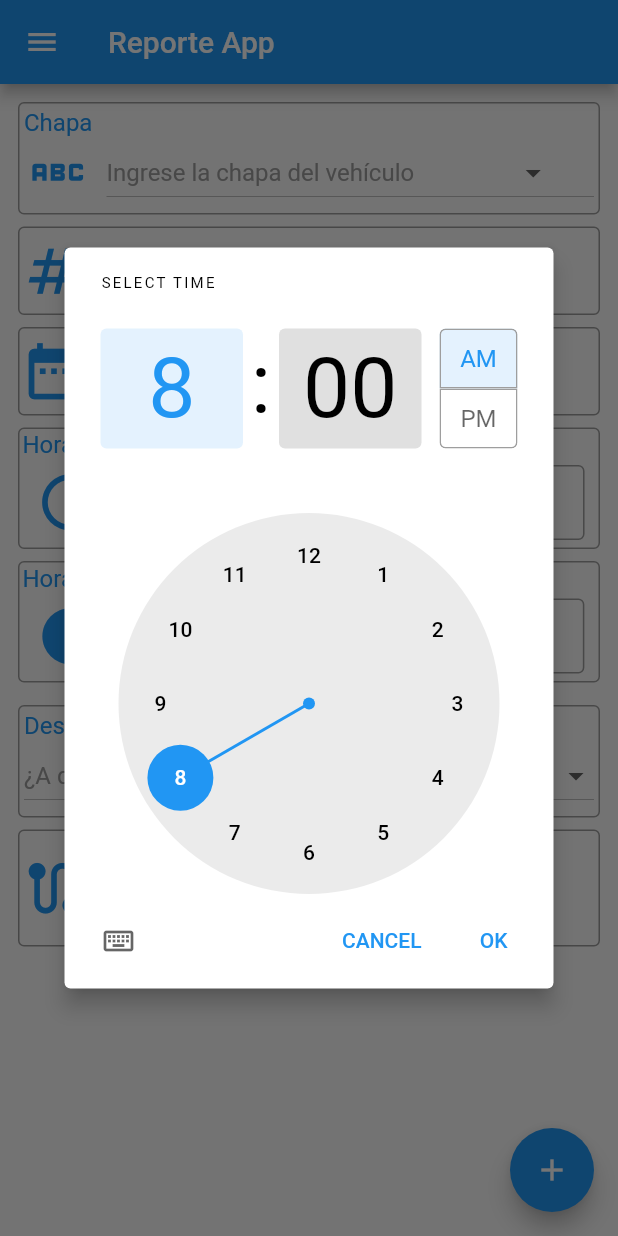
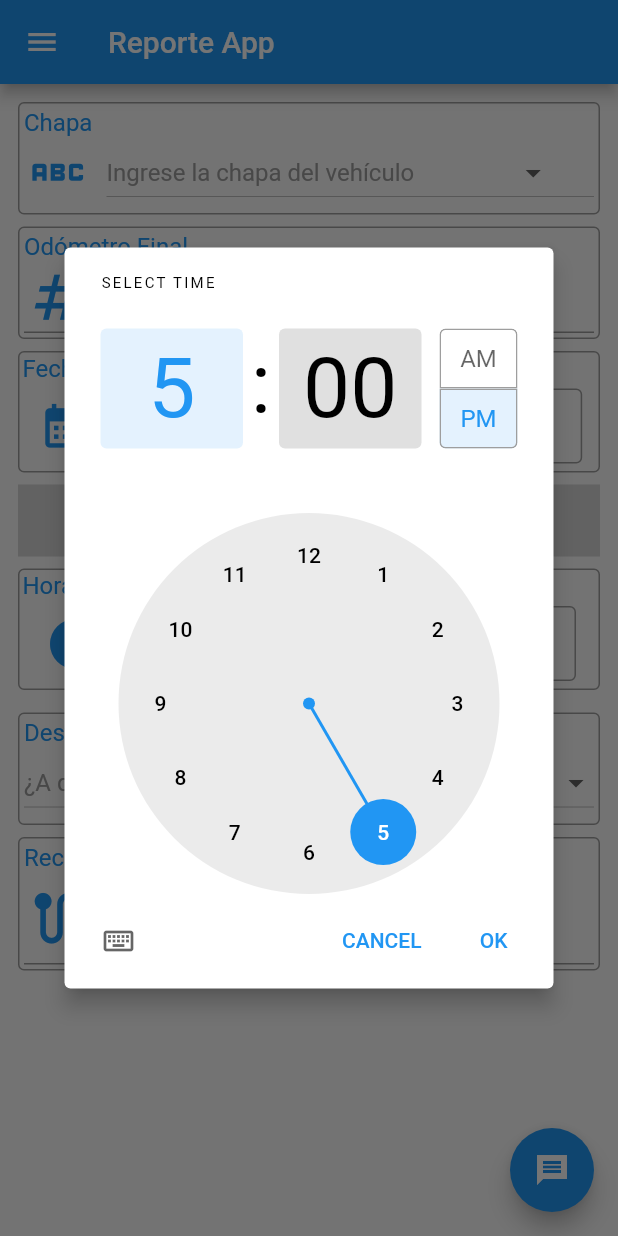
Before and after one commit to eptardio95/Reporte, a Flutter app: the screen it shows after launch, after a tap on "Seleccionar Hora", on a phone screen of 412 x 824 dp. Run offline on Flutter 3.47's test engine with Material 2 defaults, Android fonts, the phone set to English and light mode, and no system bars; our stand-ins replace image_picker, shared_preferences, url_launcher_web; missing offline and left inert: image_picker_for_web.

Commit message:
Dandole forma al front

```diff
--- a/lib/controllers/reporte_controller.dart
+++ b/lib/controllers/reporte_controller.dart
@@ -22,6 +22,8 @@ class ReporteController {
 
   String? msg;
 
+  TextEditControllerModelo odometroController = TextEditControllerModelo();
+
   bool validateIsEmpty() {
     if (reporte.chapa != null &&
         reporte.odometro != null &&
--- a/lib/models/reporte_modelo.dart
+++ b/lib/models/reporte_modelo.dart
@@ -34,3 +34,13 @@ class Telefonos {
         "Yosbel": "+5352884444"
       }});
 }
+
+class TextEditControllerModelo {
+
+  TextEditingController? odometroController;
+
+  TextEditControllerModelo({
+    this.odometroController
+});
+
+}
--- a/lib/ui/pages/form_page.dart
+++ b/lib/ui/pages/form_page.dart
@@ -5,8 +5,10 @@ import 'package:inicial/ui/widgets/chapa_dropdown_button_widget.dart';
 import 'package:inicial/ui/widgets/destinatario_dropdown_button_widget.dart';
 import 'package:inicial/ui/widgets/recorrido_textfield_widget.dart';
 
+import '../widgets/fecha_widget.dart';
 import '../widgets/hora_inicio_widget.dart';
 import '../widgets/hora_llegada_widget.dart';
+import '../widgets/odometro_widget.dart';
 
 class Formulario extends StatefulWidget {
   Formulario({Key? key}) : super(key: key);
@@ -16,36 +18,27 @@ class Formulario extends StatefulWidget {
 }
 
 class _FormularioState extends State<Formulario> {
-  late TextEditingController _chapaController;
-  late TextEditingController _odometroController;
-  late TextEditingController _fechaController;
-  late TextEditingController _recorridoController;
-  late TextEditingController _horaInicioController;
-  late TextEditingController _horaLlegadaController;
+
 
   final reporteController = ReporteController();
 
   @override
   void initState() {
     super.initState();
-    _chapaController = TextEditingController(text: "");
-    _odometroController = TextEditingController(text: "");
-    _fechaController = TextEditingController(text: "");
-    _recorridoController = TextEditingController(text: "");
-    _horaInicioController = TextEditingController(text: "");
-    _horaLlegadaController = TextEditingController(text: "");
   }
 
   @override
   Widget build(BuildContext context) {
-    reporteController.reporte.horaInicio = "08:00 AM";
-    reporteController.reporte.horaLlegada = "05:00 PM";
+    reporteController.reporte.horaInicio = "__:__ AM";
+    reporteController.reporte.horaLlegada = "__:__ PM";
+    reporteController.reporte.fecha = "__/__";
+    reporteController.odometroController.odometroController = TextEditingController(text: "");
 
     return SingleChildScrollView(
       child: Form(
         child: Padding(
           padding: const EdgeInsets.all(12.0),
-          child: Column(children: <Widget>[
+          child: Column(children: const <Widget>[
 
             ///Chapa del carro///
             ChapaDropdownButtonWidget(),
@@ -53,47 +46,12 @@ class _FormularioState extends State<Formulario> {
             SizedBox(height: 8.0),
 
             ///Odometro///
-            TextFormField(
-              decoration: InputDecoration(
-                  prefixIcon:
-                  const Icon(Icons.numbers, color: Colors.blue, size: 45),
-                  // suffixIcon: const Icon(Icons.abc),
-                  labelText: "Odómetro Final",
-                  border: OutlineInputBorder(
-                      borderSide:
-                      BorderSide(color: Theme
-                          .of(context)
-                          .primaryColor))),
-              onChanged: (value) {
-                reporteController.reporte.odometro = value;
-              },
-              controller: _odometroController,
-            ),
+            OdometroWidget(),
+
             SizedBox(height: 8.0),
 
             ///Fecha///
-            TextFormField(
-              decoration: InputDecoration(
-                  prefixIcon: const Icon(Icons.date_range,
-                      color: Colors.blue, size: 45),
-                  // suffixIcon: const Icon(Icons.abc),
-                  labelText: 'Fecha',
-                  border: OutlineInputBorder(
-                      borderSide:
-                      BorderSide(color: Theme
-                          .of(context)
-                          .primaryColor))),
-              onChanged: (value) {
-                reporteController.reporte.fecha = value;
-                // final String now = DateTime.now().day.toString();
-                final DateTime now = DateTime.now();
-                final String fechaHoy = "${now.day}/${now.month}/${now.year}";
-                setState(() =>
-                reporteController.reporte.fecha = fechaHoy
-                );
-              },
-              controller: _fechaController,
-            ),
+            FechaWidget(),
 
             SizedBox(height: 8.0),
 
--- a/lib/ui/pages/home_page.dart
+++ b/lib/ui/pages/home_page.dart
@@ -86,9 +86,10 @@ class _HomePageState extends State<HomePage> {
                             {print("Existe algun campo vacio")}
                           else
                             {
-                              print("No existen campos vacios"),
+                              print(reporteController.reporte.fecha.toString()),
+
                               msg =
-                              """Fecha: ${reporteController.reporte.fecha}\nChapa: ${reporteController.reporte.chapa}\nOdómetro: ${reporteController.reporte.odometro}\nHora de Inicio: ${reporteController.reporte.horaInicio}\nHora de llegada: ${reporteController.reporte.horaLlegada}\nRecorrido: ${reporteController.reporte.recorrido}\nDestinatario: ${reporteController.reporte.destinatario}""",
+                              """${reporteController.reporte.fecha}\nChapa: ${reporteController.reporte.chapa}\nOdometro: ${reporteController.reporte.odometro}\nH. Inicio: ${reporteController.reporte.horaInicio}\nH. Llegada: ${reporteController.reporte.horaLlegada}\nRecorrido: ${reporteController.reporte.recorrido}""",
 
                             _textMe(reporteController.reporte.destinatario, msg),
                             }
@@ -100,7 +101,7 @@ class _HomePageState extends State<HomePage> {
                 );
               },
               tooltip: 'Increment',
-              child: const Icon(Icons.add),
+              child: const Icon(Icons.message_sharp),
             );
           },
         ),
--- a/lib/ui/widgets/hora_inicio_widget.dart
+++ b/lib/ui/widgets/fecha_widget.dart
@@ -1,16 +1,15 @@
 import 'package:flutter/material.dart';
-import 'package:inicial/controllers/reporte_controller.dart';
 
+import '../../controllers/reporte_controller.dart';
 
-class HoraInicioWidget extends StatefulWidget {
-  const HoraInicioWidget({Key? key}) : super(key: key);
+class FechaWidget extends StatefulWidget {
+  const FechaWidget({Key? key}) : super(key: key);
 
   @override
-  State<HoraInicioWidget> createState() => _HoraInicioWidgetState();
+  State<FechaWidget> createState() => _FechaWidgetState();
 }
 
-class _HoraInicioWidgetState extends State<HoraInicioWidget> {
-
+class _FechaWidgetState extends State<FechaWidget> {
   ReporteController reporteController = ReporteController();
 
   @override
@@ -24,7 +23,7 @@ class _HoraInicioWidgetState extends State<HoraInicioWidget> {
         Row(
           children: [
             Text(
-              "Hora de Inicio",
+              "Fecha del Reporte",
               style: TextStyle(
                 color: Theme.of(context).primaryColor,
                 fontSize: 16.0,
@@ -37,20 +36,18 @@ class _HoraInicioWidgetState extends State<HoraInicioWidget> {
         Row(
           mainAxisAlignment: MainAxisAlignment.spaceAround,
           children: [
-            Icon(Icons.access_time, color: Colors.blue, size: 45),
+            Icon(Icons.calendar_month, color: Colors.blue, size: 35),
             // SizedBox(width: 10),
             Row(
               mainAxisAlignment: MainAxisAlignment.spaceBetween,
               children: [
                 Container(
                     decoration: BoxDecoration(
-                      // border: Border.all(color: Colors.black),
-                    ),
+                        // border: Border.all(color: Colors.black),
+                        ),
                     child: Center(
-                        child: Text(
-                            reporteController.reporte.horaInicio
-                                .toString(),
-                            style: TextStyle(fontSize: 22)))),
+                        child: Text("${reporteController.reporte.fecha!}/${DateTime.now().year}",
+                            style: TextStyle(fontSize: 20)))),
                 SizedBox(
                   width: 8.0,
                 ),
@@ -61,24 +58,25 @@ class _HoraInicioWidgetState extends State<HoraInicioWidget> {
                     style: OutlinedButton.styleFrom(
                         side: BorderSide(color: Colors.grey)),
                     onPressed: () {
-                      // final DateTime now = DateTime.now();
-                      showTimePicker(
+                      showDatePicker(
                         context: context,
-                        initialTime: TimeOfDay(hour: 8, minute: 0),
-                      ).then((TimeOfDay? value) {
+                        initialDate: DateTime.now(),
+                        firstDate: DateTime(2018),
+                        lastDate: DateTime(2025),
+                      ).then((DateTime? value) {
                         if (value != null) {
-                          print(value.format(context).toString());
+                          DateTime _fromDate = DateTime.now();
+                          _fromDate = value;
                           setState(() {
-                            reporteController.reporte.horaInicio =
-                                value.format(context).toString();
+                            reporteController.reporte.fecha =
+                                "${value.day}/${value.month}";
                           });
+                          // final String date = DateFormat.yMMMd().format(_fromDate);
                           ScaffoldMessenger.of(context).showSnackBar(
                             SnackBar(
+                              content: Text('Fecha seleccionada correctamente',
+                                  style: TextStyle(fontSize: 14)),
                               backgroundColor: Colors.blue,
-                              content: Text(
-                                "Hora de Inicio agregada correctamente",
-                                style: TextStyle(fontSize: 14),
-                              ),
                               action: SnackBarAction(
                                   label: 'OK',
                                   textColor: Colors.white,
@@ -91,9 +89,9 @@ class _HoraInicioWidgetState extends State<HoraInicioWidget> {
                     child: Row(
                       mainAxisAlignment: MainAxisAlignment.spaceAround,
                       children: [
-                        Icon(Icons.wb_sunny),
+                        Icon(Icons.calendar_month),
                         Text(
-                          'Seleccionar Hora',
+                          'Seleccionar Fecha',
                           style: TextStyle(fontSize: 16.0),
                         ),
                       ],
--- a/lib/ui/widgets/hora_llegada_widget.dart
+++ b/lib/ui/widgets/hora_llegada_widget.dart
@@ -38,7 +38,7 @@ class _HoraLlegadaWidgetState extends State<HoraLlegadaWidget> {
           mainAxisAlignment: MainAxisAlignment.spaceAround,
           children: [
             Icon(Icons.access_time_filled,
-                color: Colors.blue, size: 45),
+                color: Colors.blue, size: 40),
             // SizedBox(width: 10),
             Row(
               mainAxisAlignment: MainAxisAlignment.spaceBetween,
@@ -51,7 +51,7 @@ class _HoraLlegadaWidgetState extends State<HoraLlegadaWidget> {
                         child: Text(
                             reporteController.reporte.horaLlegada
                                 .toString(),
-                            style: TextStyle(fontSize: 22)))),
+                            style: TextStyle(fontSize: 20)))),
                 SizedBox(
                   width: 8.0,
                 ),
--- /dev/null
+++ b/lib/ui/widgets/odometro_widget.dart
@@ -0,0 +1,49 @@
+import 'package:flutter/material.dart';
+import 'package:flutter/services.dart';
+import 'package:inicial/controllers/reporte_controller.dart';
+import 'package:inicial/ui/pages/form_page.dart';
+
+class OdometroWidget extends StatefulWidget {
+  const OdometroWidget({Key? key}) : super(key: key);
+
+  @override
+  State<OdometroWidget> createState() => _OdometroWidgetState();
+}
+
+class _OdometroWidgetState extends State<OdometroWidget> {
+  ReporteController reporteController = ReporteController();
+
+  @override
+  Widget build(BuildContext context) {
+    return Container(
+      padding: EdgeInsets.all(3),
+      decoration: BoxDecoration(
+          border: Border.all(color: Colors.grey),
+          borderRadius: BorderRadius.circular(4)),
+      child: Column(
+          crossAxisAlignment: CrossAxisAlignment.start,
+          children: <Widget>[
+            Text("Odómetro Final", style: const TextStyle(color: Colors.blue, fontSize: 16.0)),
+            TextFormField(
+              inputFormatters: [FilteringTextInputFormatter.digitsOnly],
+              keyboardType: TextInputType.number,
+              decoration: const InputDecoration(
+                  prefixIcon:
+                      Icon(Icons.numbers, color: Colors.blue, size: 45),
+                  // suffixIcon: const Icon(Icons.abc),
+                  // labelText: "Odómetro Final",
+                  // border: OutlineInputBorder(
+                  //     borderSide:
+                  //         BorderSide(color: Theme.of(context).primaryColor))
+              ),
+              onChanged: (value) {
+                reporteController.reporte.odometro = value;
+              },
+              controller:
+                  reporteController.odometroController.odometroController,
+            ),
+          ]),
+    );
+    //
+  }
+}
--- a/lib/ui/widgets/recorrido_textfield_widget.dart
+++ b/lib/ui/widgets/recorrido_textfield_widget.dart
@@ -1,6 +1,5 @@
 import 'package:flutter/material.dart';
 import 'package:inicial/controllers/reporte_controller.dart';
-
 
 class RecorridoTextfieldWidget extends StatefulWidget {
   const RecorridoTextfieldWidget({Key? key}) : super(key: key);
@@ -10,9 +9,7 @@ class RecorridoTextfieldWidget extends StatefulWidget {
       _RecorridoTextfieldWidgetState();
 }
 
-class _RecorridoTextfieldWidgetState
-    extends State<RecorridoTextfieldWidget> {
-
+class _RecorridoTextfieldWidgetState extends State<RecorridoTextfieldWidget> {
   late final TextEditingController _recorridoController;
   final reporteController = ReporteController();
 
@@ -25,23 +22,33 @@ class _RecorridoTextfieldWidgetState
 
   @override
   Widget build(BuildContext context) {
-    return TextField(
+    return Container(
+      padding: EdgeInsets.all(3),
+      decoration: BoxDecoration(
+          border: Border.all(color: Colors.grey),
+          borderRadius: BorderRadius.circular(4)),
+      child: Column(
+          crossAxisAlignment: CrossAxisAlignment.start,
+          children: <Widget>[
+            const Text("Recorrido",
+                style: TextStyle(color: Colors.blue, fontSize: 16.0)),
+            TextField(
               maxLines: 2,
-      decoration: InputDecoration(
+              decoration: const InputDecoration(
                   prefixIcon:
-          const Icon(Icons.route, color: Colors.blue, size: 45),
+                      Icon(Icons.route, color: Colors.blue, size: 45),
                   // suffixIcon: const Icon(Icons.abc),
-          labelText: 'Recorrido',
-          border: OutlineInputBorder(
-              borderSide:
-              BorderSide(color: Theme
-                  .of(context)
-                  .primaryColor))),
+                  // labelText: 'Recorrido',
+                  // border: OutlineInputBorder(
+                  //     borderSide:
+                  //         BorderSide(color: Theme.of(context).primaryColor))
+              ),
               onChanged: (value) {
                 reporteController.reporte.recorrido = value;
               },
               controller: _recorridoController,
+            ),
+          ]),
     );
-
   }
 }
--- a/pubspec.yaml
+++ b/pubspec.yaml
@@ -39,6 +39,7 @@ dependencies:
   image_picker: ^0.8.5+3
   shared_preferences: ^2.0.15
   http: ^0.13.5
+  intl: ^0.17.0
 
 
 dev_dependencies:
```
Lines whose indentation alone changed are shown as unchanged.
